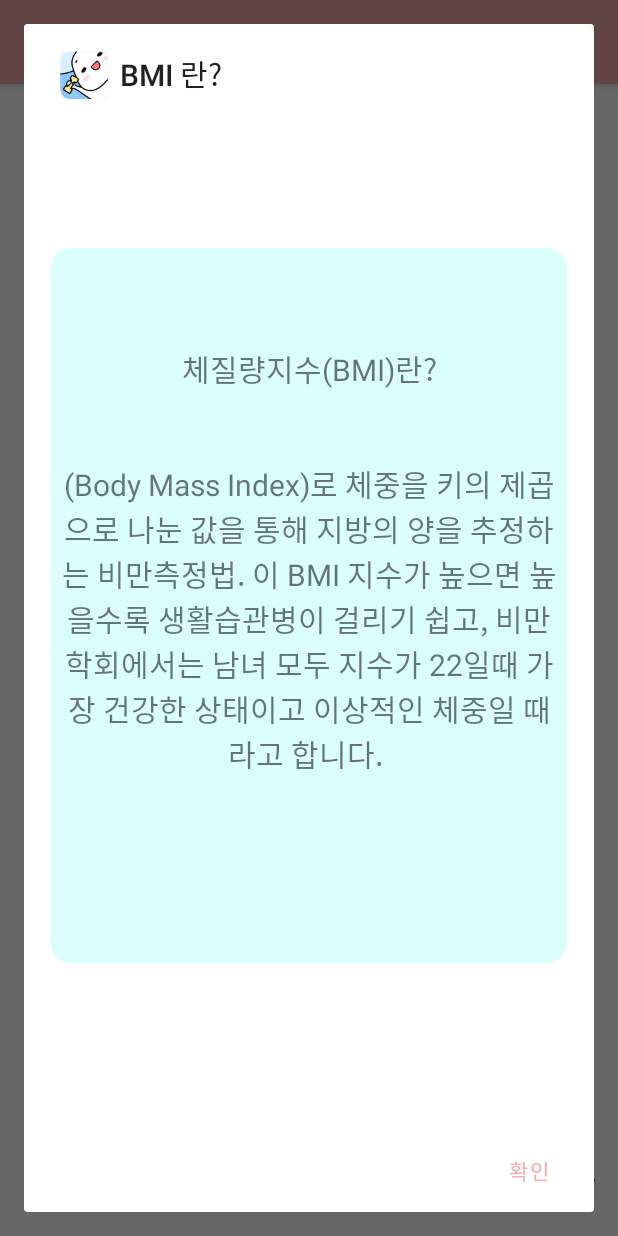
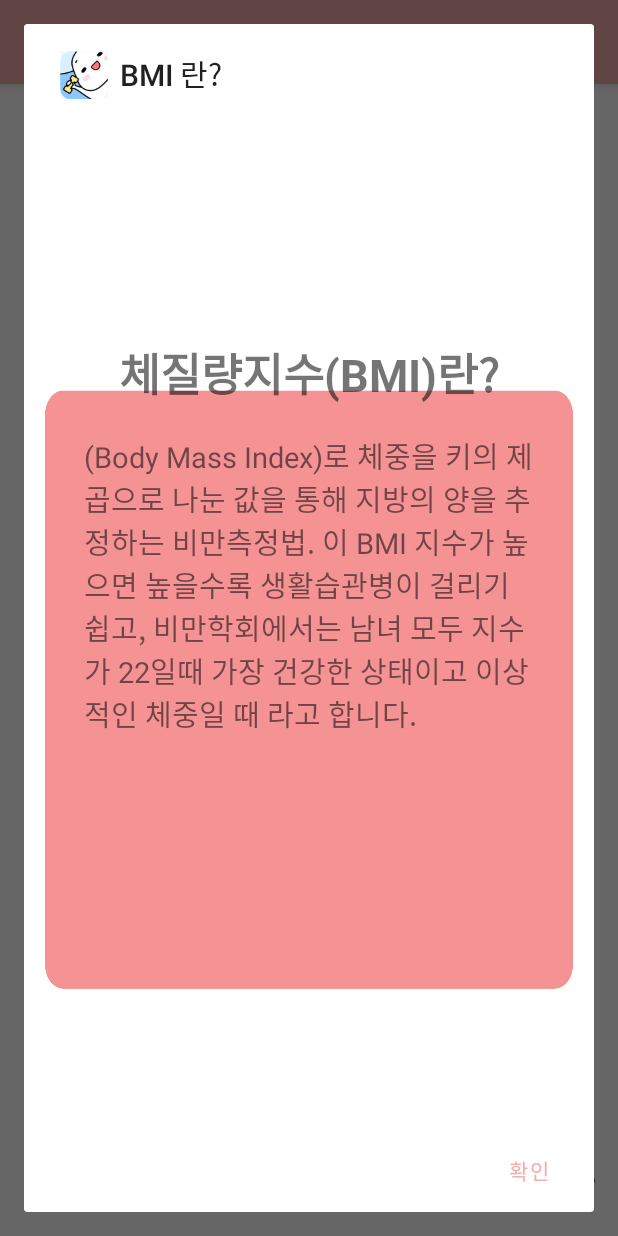
Before and after one commit to boram611/Android_Team4_BMI, an Android app: the screen it shows after launch (MainActivity), after a tap on an icon or button, on a phone screen of 412 x 824 dp. Run offline under Robolectric (Android 15) with nearby library versions, the light colour scheme and no system bars.

Commit message:
진짜 끝

```diff
--- a/app/src/main/AndroidManifest.xml
+++ b/app/src/main/AndroidManifest.xml
@@ -10,7 +10,7 @@
         android:supportsRtl="true"
         android:theme="@style/Theme.Andorid_Team4_BMI">
 
-        <activity android:name=".MainActivity">
+        <activity android:name=".splash">
 
             <intent-filter>
                 <action android:name="android.intent.action.MAIN" />
@@ -18,11 +18,10 @@
                 <category android:name="android.intent.category.LAUNCHER" />
             </intent-filter>
         </activity>
-
+        <activity android:name=".MainActivity"/>
         <activity android:name=".ResultActivity" />
         <activity android:name=".InsertActivity" />
         <activity android:name=".LoginActivity" />
-
     </application>
 
 </manifest>
--- /dev/null
+++ b/app/src/main/java/com/example/andorid_team4_bmi/splash.java
@@ -0,0 +1,31 @@
+package com.example.andorid_team4_bmi;
+
+import androidx.appcompat.app.AppCompatActivity;
+
+import android.content.Intent;
+import android.os.Bundle;
+import android.os.Handler;
+
+public class splash extends AppCompatActivity {
+
+    @Override
+    protected void onCreate(Bundle savedInstanceState) {
+        super.onCreate(savedInstanceState);
+        setContentView(R.layout.activity_splash);
+
+        Handler handler = new Handler();
+        handler.postDelayed(new Runnable() {
+            @Override
+            public void run() {
+                Intent intent = new Intent(getApplicationContext(),MainActivity.class);
+                startActivity(intent);
+                finish();
+            }
+        },3000);
+    }
+    @Override
+    protected void onPause() {
+        super.onPause();
+        finish();
+    }
+}
--- a/app/src/main/res/layout/whatisbmi.xml
+++ b/app/src/main/res/layout/whatisbmi.xml
@@ -1,32 +1,43 @@
 <?xml version="1.0" encoding="utf-8"?>
 <LinearLayout
-    xmlns:android="http://schemas.android.com/apk/res/android" android:layout_width="match_parent"
+    xmlns:android="http://schemas.android.com/apk/res/android"
+    android:layout_width="match_parent"
     android:layout_height="match_parent"
-
+    android:orientation="vertical"
+    android:background="@drawable/ee"
    >
 
 
 
 <LinearLayout
-    android:layout_width="match_parent"
-    android:layout_height="match_parent"
+    android:layout_width="wrap_content"
+    android:layout_height="wrap_content"
     android:orientation="vertical"
+    android:layout_gravity="center"
     >
     <TextView
-        android:background="@drawable/d_back"
+        android:layout_marginTop="160dp"
         android:gravity="center"
         android:layout_width="match_parent"
-        android:layout_height="match_parent"
-        android:text="체질량지수(BMI)란?\n\n\n(Body Mass Index)로 체중을 키의 제곱으로 나눈 값을 통해 지방의 양을 추정하는 비만측정법.
+        android:layout_height="wrap_content"
+        android:text="체질량지수(BMI)란?"
+        android:textSize="30dp"
+        android:textStyle="bold"
+
+
+
+        />
+
+    <TextView
+        android:layout_width="300dp"
+        android:layout_height="wrap_content"
+        android:textSize="19dp"
+        android:layout_marginTop="18dp"
+        android:text="(Body Mass Index)로 체중을 키의 제곱으로 나눈 값을 통해 지방의 양을 추정하는 비만측정법.
 이 BMI 지수가 높으면 높을수록 생활습관병이 걸리기 쉽고, 비만학회에서는 남녀 모두 지수가 22일때
 가장 건강한 상태이고 이상적인 체중일 때 라고 합니다.
-"
-        android:textSize="20dp"
-        android:paddingLeft="20dp"
-        android:paddingRight="20dp"
-        android:layout_marginBottom="70dp"
+"/>
 
-        />
 </LinearLayout>
 
 </LinearLayout>
```
Also changed, not shown: app/src/main/res/layout/activity_splash.xml (added, +15 -0 lines), app/src/main/res/drawable/ee.jpg (added), app/src/main/res/drawable/splash.jpg (added).
